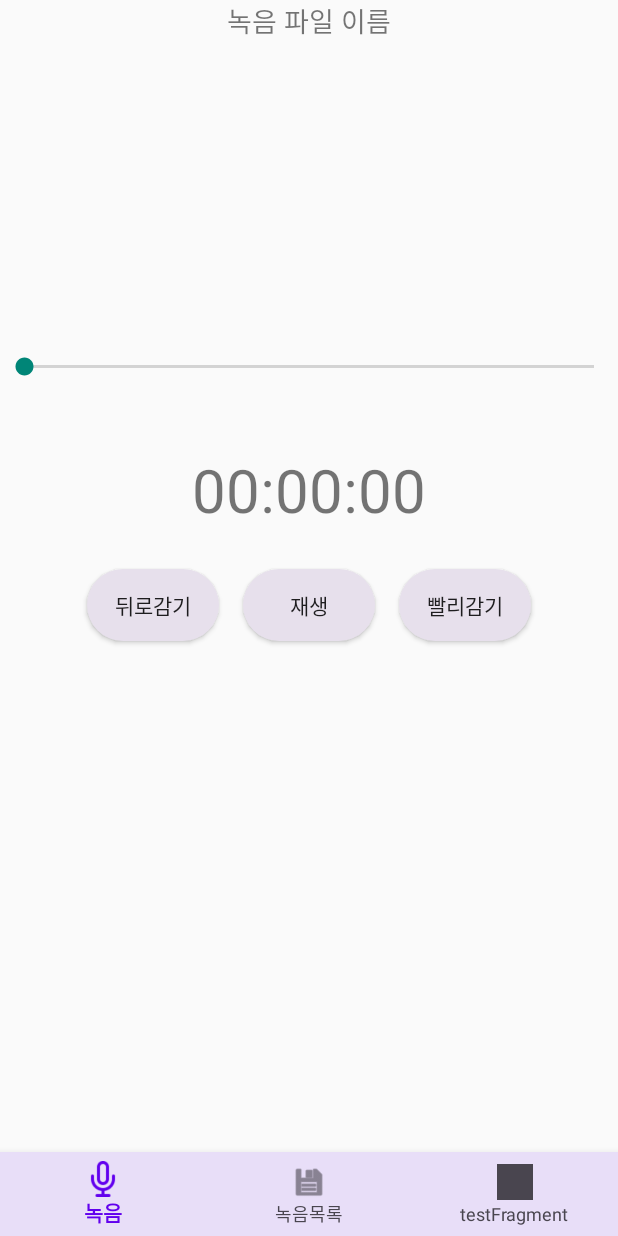
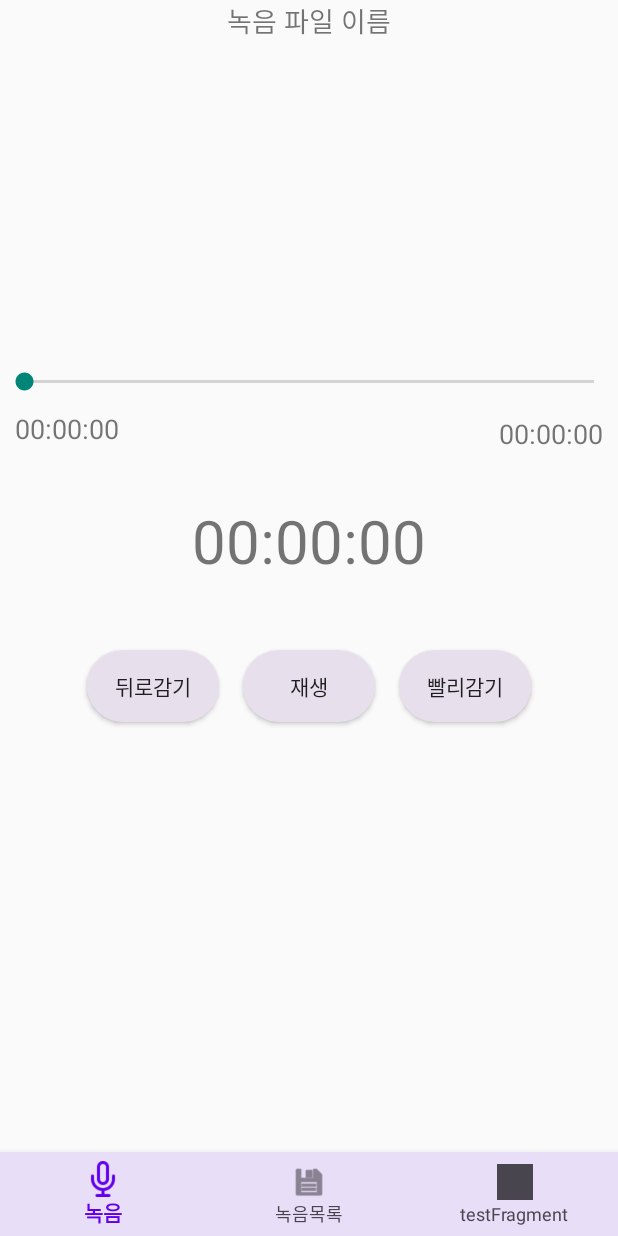
Before and after one commit to LIE-ON/Lieon_application, an Android app: the ResultDetailFragment screen opened through its navigation route, on a phone screen of 412 x 824 dp. Run offline under Robolectric (Android 15) with nearby library versions, the phone set to English and light mode, and no system bars; our stand-ins replace Dagger/Hilt's generated code, navigation-ui; 2 statements that could not run were skipped.

Commit message:
오디오 파일 길이 불러오기 및 seekBar 기능

```diff
--- a/app/src/main/res/layout/fragment_result_detail.xml
+++ b/app/src/main/res/layout/fragment_result_detail.xml
@@ -21,7 +21,29 @@
         android:layout_width="match_parent"
         android:layout_height="wrap_content"
         android:layout_below="@id/recordName"
-        android:layout_marginTop="200dp" />
+        android:layout_marginTop="200dp"
+        android:padding="10dp"/>
+
+    <TextView
+        android:id="@+id/startRecoridngFile"
+        android:layout_width="wrap_content"
+        android:layout_height="wrap_content"
+        android:text="00:00:00"
+        android:textSize="18dp"
+        android:layout_below="@id/seekBar"
+        android:layout_marginLeft="10dp"/>
+
+
+    <TextView
+        android:id="@+id/endRecoridngFile"
+        android:layout_width="wrap_content"
+        android:layout_height="wrap_content"
+        android:layout_alignParentEnd="true"
+        android:layout_below="@id/seekBar"
+        android:layout_marginRight="10dp"
+        android:layout_marginTop="3dp"
+        android:text="00:00:00"
+        android:textSize="18dp" />
 
     <TextView
         android:id="@+id/recordingLength"
@@ -30,7 +52,7 @@
         android:text="00:00:00"
         android:textSize="40sp"
         android:layout_below="@id/seekBar"
-        android:layout_marginTop="46dp"
+        android:layout_marginTop="60dp"
         android:layout_centerHorizontal="true"
         android:layout_marginBottom="26dp"/>
 
@@ -41,6 +63,7 @@
         android:text="재생"
         android:background="@drawable/rounded_button2"
         android:layout_centerHorizontal="true"
+        android:layout_marginTop="20dp"
         android:layout_below="@id/recordingLength"/>
 
 <!--    <Button-->
@@ -60,6 +83,7 @@
         android:layout_below="@id/recordingLength"
         android:layout_toStartOf="@id/playButton"
         android:layout_marginEnd="16dp"
+        android:layout_marginTop="20dp"
         android:background="@drawable/rounded_button2"/>
 
     <Button
@@ -70,6 +94,7 @@
         android:layout_below="@id/recordingLength"
         android:layout_toEndOf="@id/playButton"
         android:layout_marginStart="16dp"
+        android:layout_marginTop="20dp"
         android:background="@drawable/rounded_button2"/>
 
 
```
Also changed, not shown: app/src/main/java/com/example/lieon/result/view/ResultDetailFragment.kt (+38 -7 lines).
